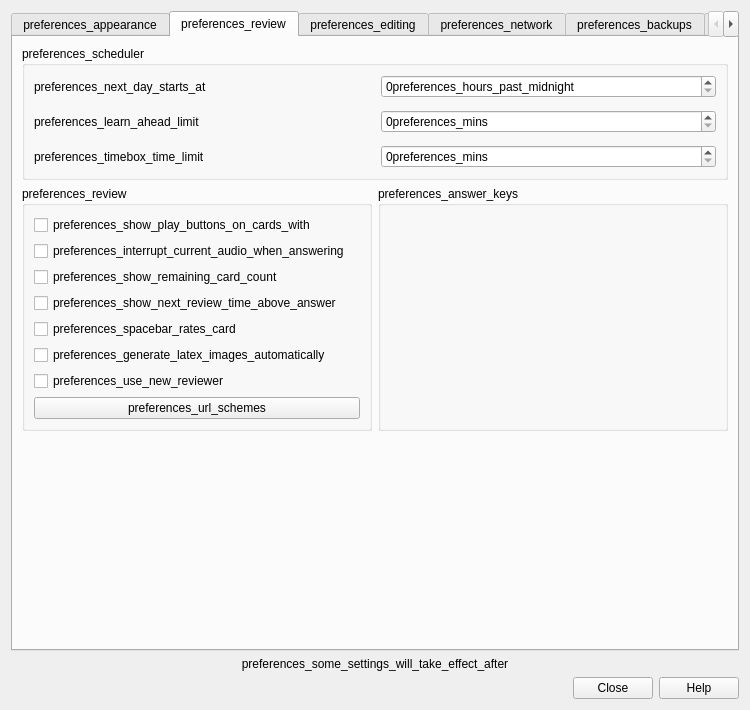
First picture: the form in qt/aqt/forms/preferences.ui, repository ankitects/anki, before the edit.
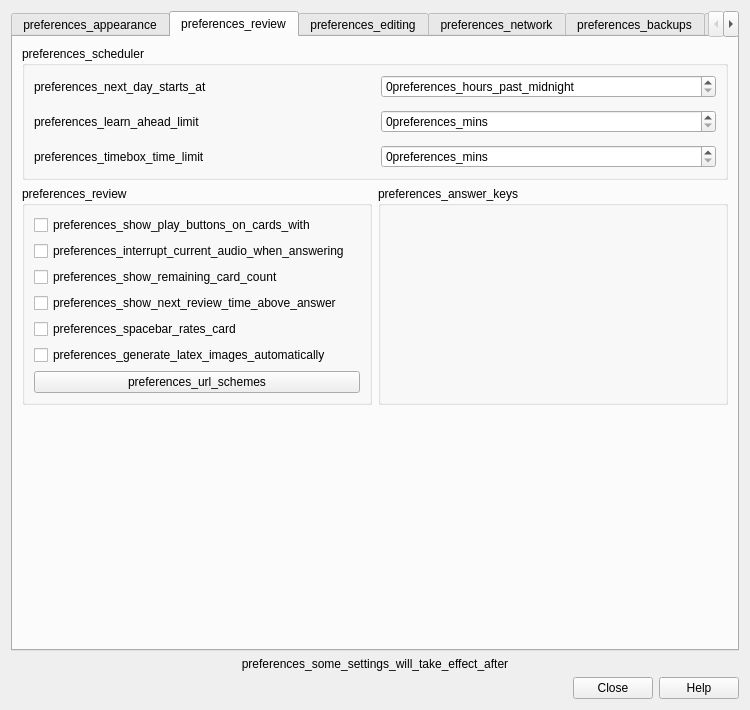
Second picture: the form after the edit. The open tabs and pages were chosen to show the change.

Patch:
```diff
--- a/qt/aqt/forms/preferences.ui
+++ b/qt/aqt/forms/preferences.ui
@@ -461,19 +461,6 @@
               </property>
              </widget>
             </item>
-            <item>
-             <widget class="QCheckBox" name="new_reviewer">
-              <property name="sizePolicy">
-               <sizepolicy hsizetype="Fixed" vsizetype="Fixed">
-                <horstretch>0</horstretch>
-                <verstretch>0</verstretch>
-               </sizepolicy>
-              </property>
-              <property name="text">
-               <string>preferences_use_new_reviewer</string>
-              </property>
-             </widget>
-            </item>
             <item>
              <widget class="QPushButton" name="url_schemes">
               <property name="text">
```
